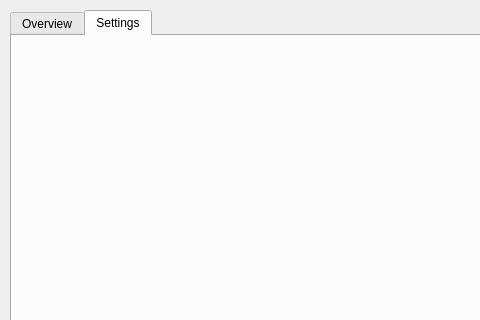
Before: the Qt Designer form GUI/GUI.ui in tachiuhy/Automatic-Vision-System, drawn with Qt 5; both pictures show x 0 to 480 and y 0 to 320 of the 640 by 480 pixel window.
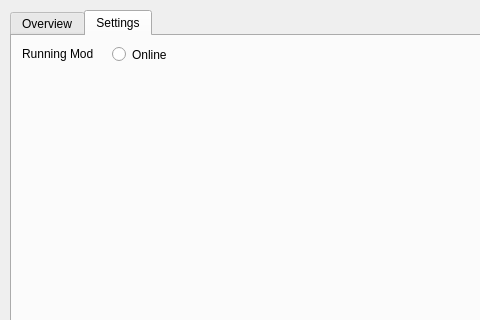
After: the same form once the commit is applied. The open tabs and pages were chosen to show the change.

Patch:
```diff
--- a/GUI/GUI.ui
+++ b/GUI/GUI.ui
@@ -136,6 +136,32 @@
      <attribute name="title">
       <string>Settings</string>
      </attribute>
+     <widget class="QRadioButton" name="Radio_RunningMode">
+      <property name="geometry">
+       <rect>
+        <x>100</x>
+        <y>10</y>
+        <width>101</width>
+        <height>17</height>
+       </rect>
+      </property>
+      <property name="text">
+       <string>Online</string>
+      </property>
+     </widget>
+     <widget class="QLabel" name="label1">
+      <property name="geometry">
+       <rect>
+        <x>10</x>
+        <y>10</y>
+        <width>71</width>
+        <height>16</height>
+       </rect>
+      </property>
+      <property name="text">
+       <string>Running Mode</string>
+      </property>
+     </widget>
     </widget>
    </widget>
   </widget>
```
